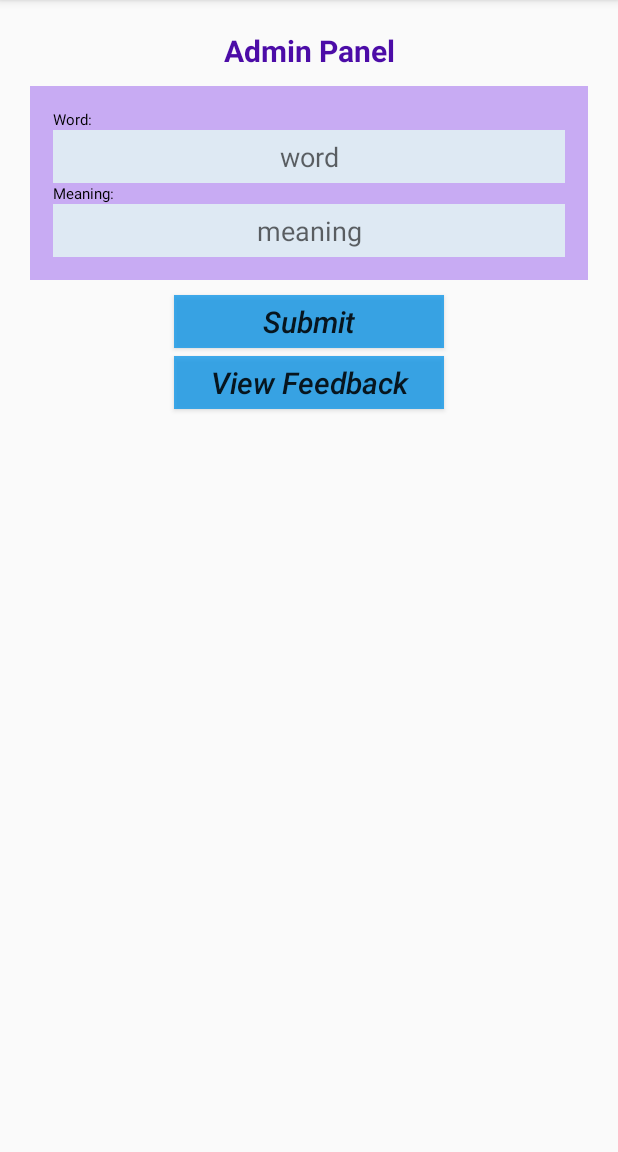
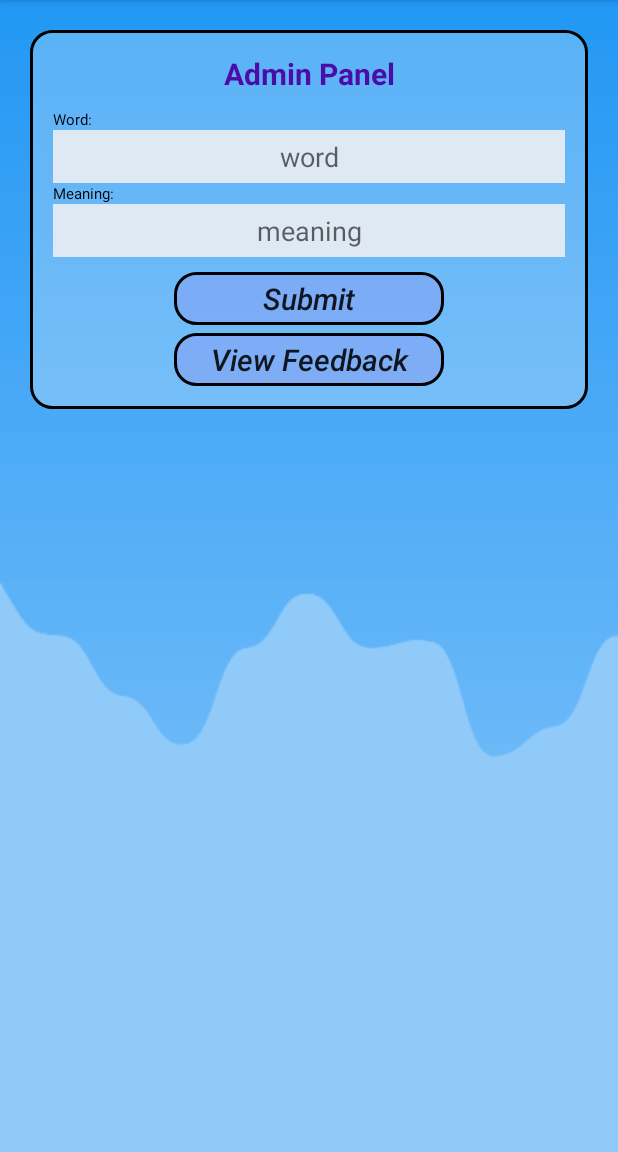
Before and after one commit to HRahman1777/DictionaryApp, an Android app: the AdminPanel screen opened directly, with no data from a screen before it, on a phone screen of 412 x 824 dp, the part 84-1236 px from its top. Run offline under Robolectric (Android 15) with nearby library versions, the phone set to English and light mode, and no system bars; our stand-ins replace Firebase (no records; nobody signed in at launch, a user with empty details on screens opened directly).

Commit message:
final designing

```diff
--- /dev/null
+++ b/app/src/main/res/drawable/button_bg_block_stock_trasp.xml
@@ -0,0 +1,16 @@
+<?xml version="1.0" encoding="utf-8"?>
+<shape xmlns:android="http://schemas.android.com/apk/res/android">
+
+    <corners
+        android:radius="14dp"
+        />
+    <solid
+        android:color="#748C9AF1"
+        />
+
+    <stroke
+        android:width="2dp"
+        android:color="#000000"
+        />
+
+</shape>
--- /dev/null
+++ b/app/src/main/res/drawable/general_layout_bg.xml
@@ -0,0 +1,16 @@
+<?xml version="1.0" encoding="utf-8"?>
+<shape xmlns:android="http://schemas.android.com/apk/res/android">
+
+    <corners
+        android:radius="14dp"
+        />
+    <solid
+        android:color="#3EFDFCFC"
+        />
+
+    <stroke
+        android:width="2dp"
+        android:color="#000000"
+        />
+
+</shape>
--- a/app/src/main/res/layout/activity_about.xml
+++ b/app/src/main/res/layout/activity_about.xml
@@ -38,7 +38,7 @@
             android:text="About"
             android:textAllCaps="false"
             android:textStyle="italic"
-            android:background="#BC0091EA"
+            android:background="@drawable/button_bg_block_stock"
             />
         <Button
             android:layout_marginTop="5dp"
@@ -49,7 +49,7 @@
             android:text="Developed By"
             android:textAllCaps="false"
             android:textStyle="italic"
-            android:background="#BC0091EA"
+            android:background="@drawable/button_bg_block_stock"
             />
 
     </LinearLayout>
--- a/app/src/main/res/layout/activity_admin_panel.xml
+++ b/app/src/main/res/layout/activity_admin_panel.xml
@@ -6,8 +6,17 @@
     android:layout_height="match_parent"
     android:orientation="vertical"
     android:padding="20dp"
+    android:background="@drawable/bg3"
     tools:context=".AdminPanel">
 
+    <LinearLayout
+        android:layout_width="match_parent"
+        android:layout_height="wrap_content"
+        android:gravity="center"
+        android:orientation="vertical"
+        android:padding="15dp"
+        android:background="@drawable/general_layout_bg"
+        >
         <TextView
             android:layout_width="match_parent"
             android:layout_height="wrap_content"
@@ -19,15 +28,6 @@
             android:textColor="#4C0CA7"
             android:textStyle="bold"
             />
-
-    <LinearLayout
-        android:layout_width="match_parent"
-        android:layout_height="wrap_content"
-        android:gravity="center"
-        android:orientation="vertical"
-        android:padding="15dp"
-        android:background="#C8ABF3"
-        >
 
         <LinearLayout
             android:layout_width="match_parent"
@@ -70,8 +70,6 @@
 
         </LinearLayout>
 
-    </LinearLayout>
-
         <Button
             android:layout_marginTop="10dp"
             android:id="@+id/submit_apBtnID"
@@ -80,7 +78,7 @@
             android:layout_height="35dp"
             android:text="Submit"
             android:textSize="20dp"
-        android:background="#BC0091EA"
+            android:background="@drawable/button_bg_block_stock_trasp"
             android:textStyle="italic"
             android:layout_gravity="center"
             />
@@ -93,9 +91,11 @@
             android:layout_height="35dp"
             android:text="View Feedback"
             android:textSize="20dp"
-        android:background="#BC0091EA"
+            android:background="@drawable/button_bg_block_stock_trasp"
             android:textStyle="italic"
             android:textAllCaps="false"
             />
 
     </LinearLayout>
+
+</LinearLayout>
```
Also changed, not shown: app/src/main/res/drawable/button_bg_block_stock.xml (added, +16 -0 lines), app/src/main/res/drawable/home_button_bg.xml (added, +16 -0 lines), app/src/main/res/drawable/list_bg.xml (added, +16 -0 lines), app/src/main/res/layout-v21/activity_main.xml (+26 -24 lines), app/src/main/res/layout/activity_admin_login.xml (+17 -17 lines), app/src/main/res/layout/activity_feedback.xml (+7 -6 lines), app/src/main/res/layout/activity_feedback_details.xml (+11 -2 lines), app/src/main/res/layout/activity_main_dictonary.xml (+14 -6 lines), app/src/main/res/layout/activity_quiz.xml (+11 -4 lines), app/src/main/res/layout/activity_result.xml (+6 -3 lines), app/src/main/res/drawable/bg1.jpg (added), app/src/main/res/drawable/bg2.jpg (added), app/src/main/res/drawable/bg3.png (added), app/src/main/res/drawable/bg4.jpg (added), 1 more files. Lines whose indentation alone changed are shown as unchanged.
